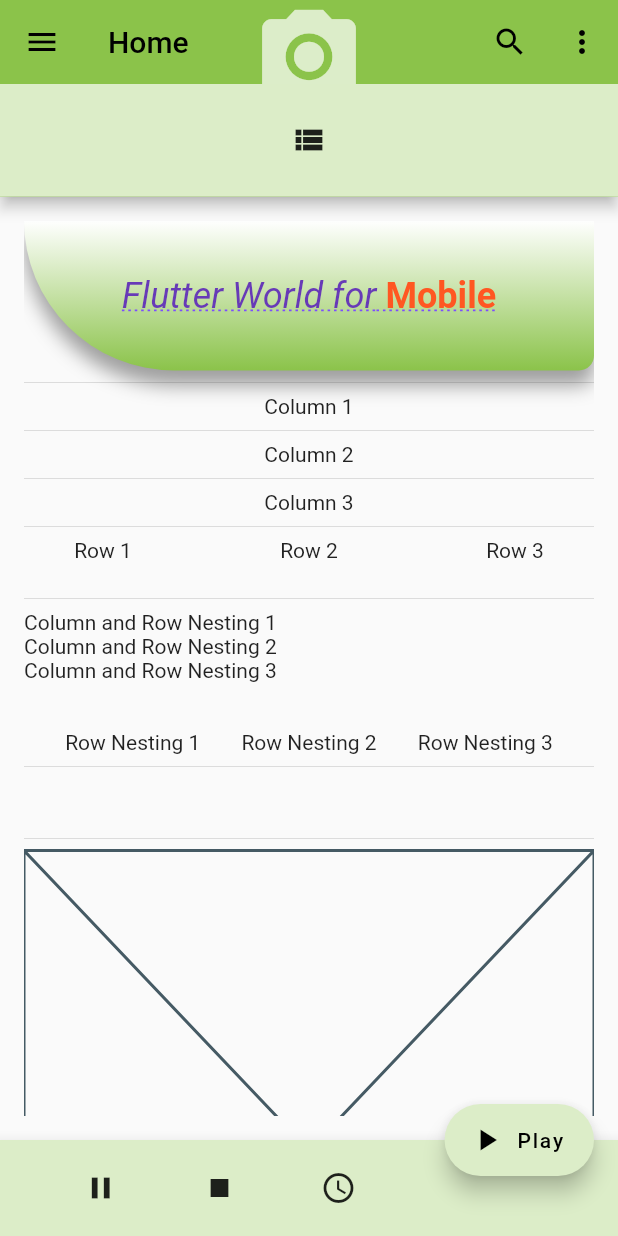
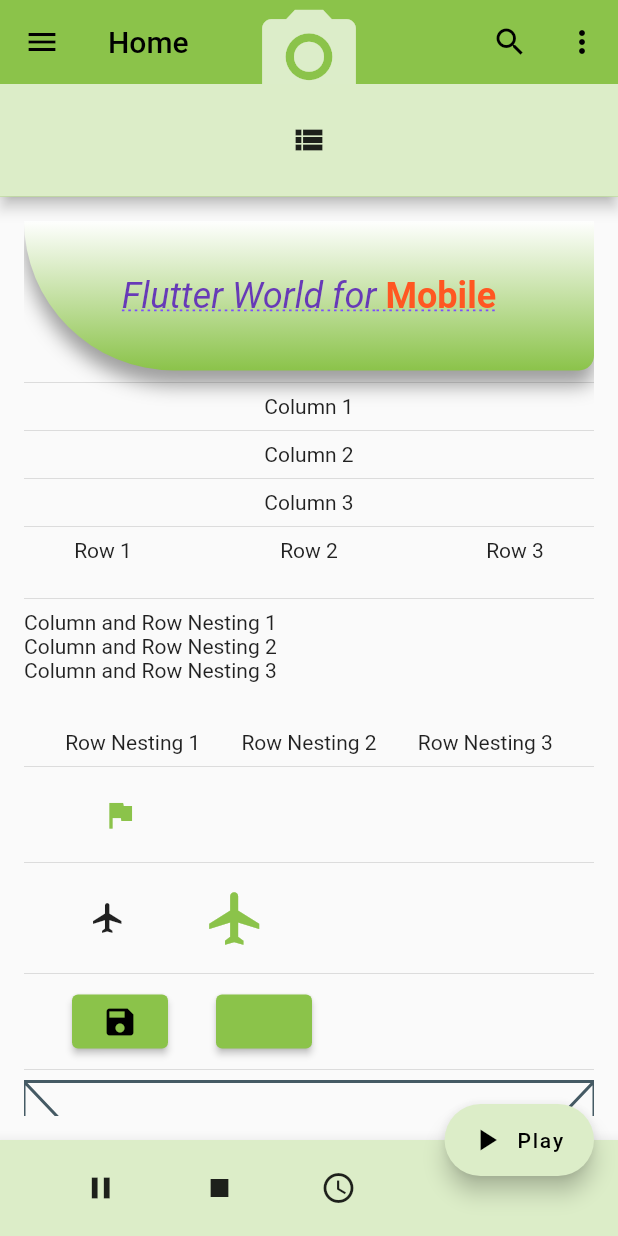
Before and after one commit to DerrickAntoney/begginer_app, a Flutter app: the screen it shows after launch, on a phone screen of 412 x 824 dp. Run offline on Flutter 3.47's test engine with Material 2 defaults, Android fonts, the phone set to English and light mode, and no system bars.

Commit message:
Added TextButton, Elevated Button and IconButton on ButtonWidget class

```diff
--- a/lib/pages/home.dart
+++ b/lib/pages/home.dart
@@ -141,11 +141,51 @@
 
   @override
   Widget build(BuildContext context) {
-    return const Column(
+    return Column(
       children: <Widget>[
         Row(
           children: <Widget>[
-            Padding(padding: EdgeInsets.all(16.0)),
+            const Padding(padding: EdgeInsets.all(16.0)),
+            TextButton(
+              onPressed: () {},
+              child: const Icon(Icons.flag),
+            )
+          ],
+        ),
+        const Divider(),
+        Row(
+          children: <Widget>[
+            const Padding(padding: EdgeInsets.all(16.0)),
+            IconButton(
+              onPressed: () {},
+              icon: const Icon(Icons.flight),
+            ),
+            const Padding(padding: EdgeInsets.all(16.0)),
+            IconButton(
+              onPressed: () {},
+              icon: const Icon(Icons.flight),
+              iconSize: 42.0,
+              color: Colors.lightGreen,
+              tooltip: 'Flight',
+            )
+          ],
+        ),
+        const Divider(),
+        Row(
+          children: <Widget>[
+            const Padding(padding: EdgeInsets.all(16.0)),
+            ElevatedButton(
+              onPressed: () {},
+              child: const Icon(Icons.save),
+            ),
+            const Padding(padding: EdgeInsets.all(16.0)),
+            ElevatedButton(
+              onPressed: () {},
+              child: const Icon(
+                Icons.save,
+                color: Colors.lightGreen,
+              ),
+            )
           ],
         )
       ],
@@ -182,8 +222,9 @@
             Icon(Icons.pause),
             Icon(Icons.stop),
             Icon(Icons.access_time),
-            Padding(padding: EdgeInsets.all(32.0),),
-
+            Padding(
+              padding: EdgeInsets.all(32.0),
+            ),
           ],
         ),
       ),
@@ -208,8 +249,8 @@
           ),
         ),
         bottom: const PopupMenuButtonWidget(),
-        ),
-      body:  const Padding(
+      ),
+      body: const Padding(
         padding: EdgeInsets.all(16.0),
         child: SafeArea(
           child: SingleChildScrollView(
```
